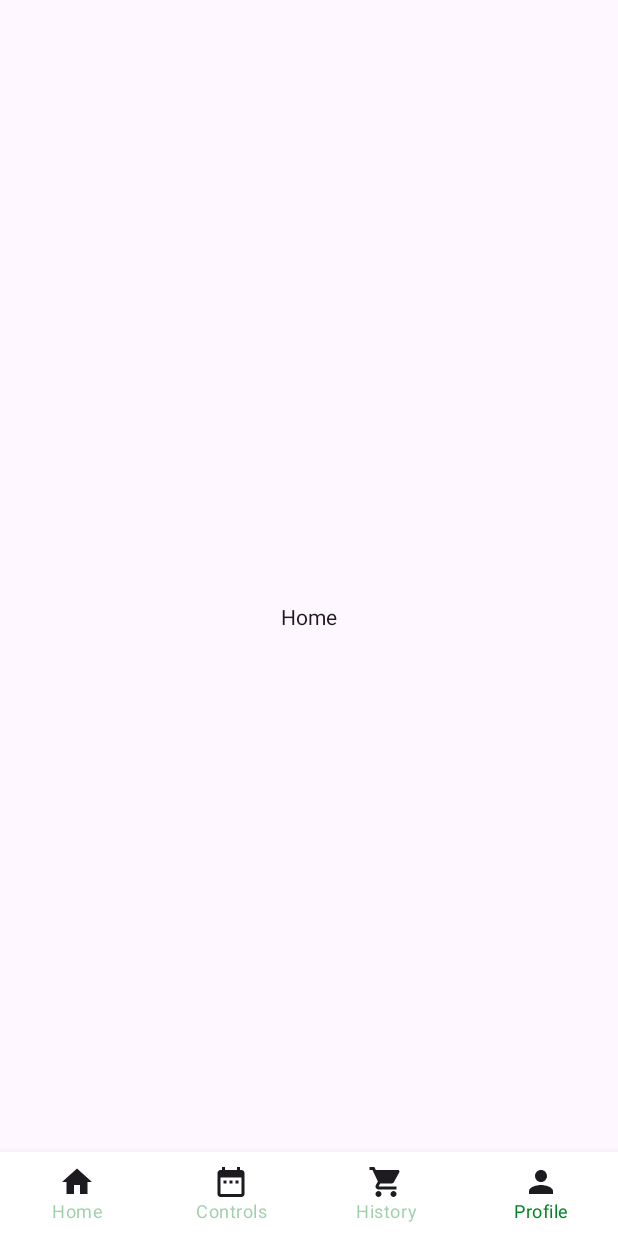
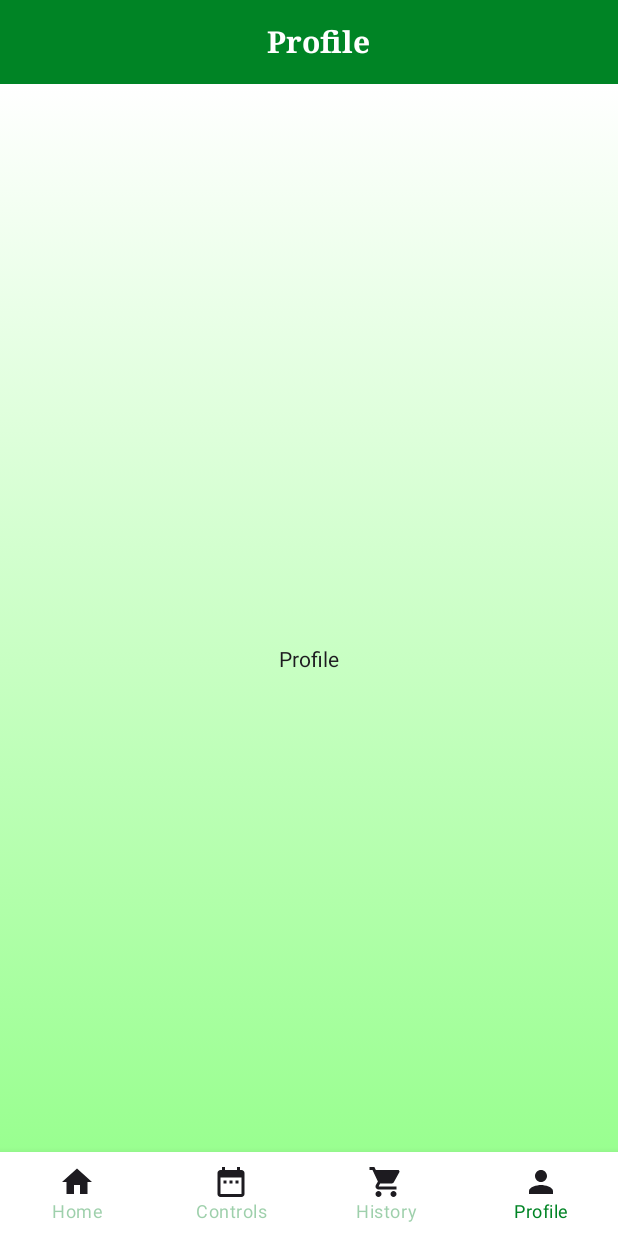
Before and after one commit to EddyWuu/AutoGreen_Mobile_Android, an Android app built with Jetpack Compose: the ProfileScreen screen opened through its navigation route, on a phone screen of 412 x 824 dp. Run offline under Robolectric (Android 15) with nearby library versions, the phone set to English and light mode, and no system bars; libraries missing offline, so code that uses them is left out: com.example; missing, so only their content is drawn: MyApplicationTheme; 2 statements that could not run were skipped.

Commit message:
minor cosmetics

```diff
--- a/app/build.gradle.kts
+++ b/app/build.gradle.kts
@@ -94,4 +94,6 @@ dependencies {
     implementation(libs.retrofit)
     implementation(libs.converter.gson)
     implementation(libs.gson)
+
+    implementation("com.google.accompanist:accompanist-coil:0.13.0")
 }
--- a/app/src/main/java/screens/ProfileScreen.kt
+++ b/app/src/main/java/screens/ProfileScreen.kt
@@ -1,18 +1,54 @@
 package screens
 
+import androidx.compose.foundation.background
 import androidx.compose.foundation.layout.Box
+import androidx.compose.foundation.layout.Column
 import androidx.compose.foundation.layout.fillMaxSize
+import androidx.compose.material.TopAppBar
 import androidx.compose.material3.Text
 import androidx.compose.runtime.Composable
 import androidx.compose.ui.Alignment
 import androidx.compose.ui.Modifier
+import androidx.compose.ui.graphics.Brush
+import androidx.compose.ui.graphics.Color
+import androidx.compose.ui.text.TextStyle
+import androidx.compose.ui.text.font.FontFamily
+import androidx.compose.ui.text.font.FontWeight
+import androidx.compose.ui.unit.sp
 
 @Composable
 fun ProfileScreen() {
-    Box(
-        modifier = Modifier.fillMaxSize(),
-        contentAlignment = Alignment.Center
-    ) {
-        Text(text = "Home")
+    Column (modifier = Modifier.fillMaxSize()) {
+        TopAppBar(
+            title = {
+                Box(
+                    modifier = Modifier.fillMaxSize(),
+                    contentAlignment = Alignment.Center
+                ) {
+                    androidx.compose.material.Text(
+                        text = "Profile",
+                        style = TextStyle(
+                            fontFamily = FontFamily.Serif,
+                            fontWeight = FontWeight.Bold,
+                            fontSize = 20.sp
+                        )
+                    )
+                }
+            },
+            backgroundColor = Color(0xFF008425),
+            contentColor = Color.White
+        )
+        Box(
+            modifier = Modifier
+                .fillMaxSize()
+                .background(
+                    brush = Brush.verticalGradient(
+                        colors = listOf(Color.White, Color(0xFF91FF87))
+                    )
+                ),
+            contentAlignment = Alignment.Center
+        ) {
+            Text(text = "Profile")
+        }
     }
 }
```
Also changed, not shown: app/src/main/java/screens/ControlsScreen.kt (+53 -5 lines), app/src/main/java/screens/HistoryScreen.kt (+41 -5 lines), app/src/main/res/drawable/home_filled.xml (added, +9 -0 lines).
